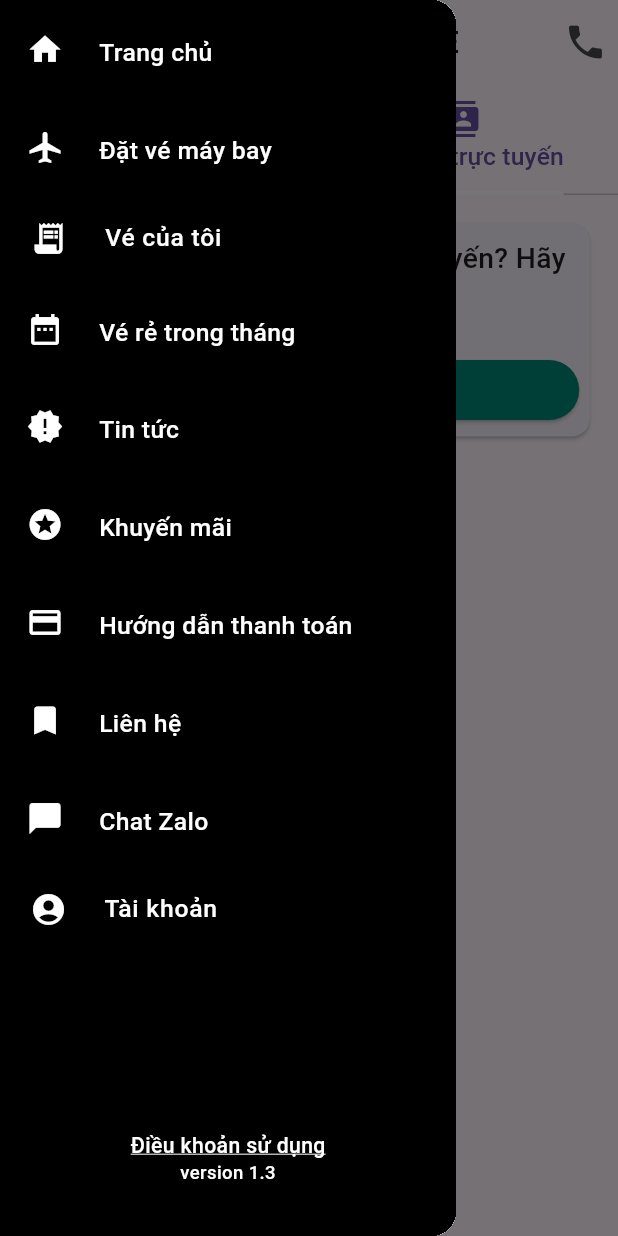
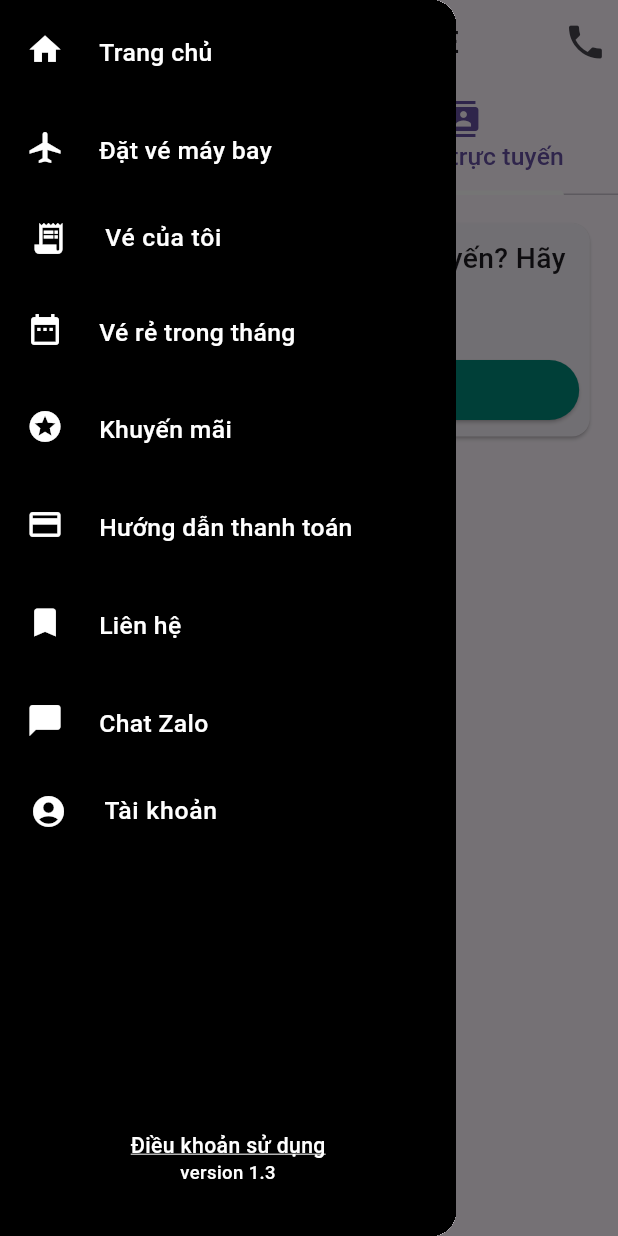
Before and after one commit to yenle254/sanvemaybay_app, a Flutter app: the ContactPageSupport screen opened directly, tab 2 chosen, with the side drawer open, on a phone screen of 412 x 824 dp. Run offline on Flutter 3.47's test engine with Material 3 defaults, Android fonts, the light colour scheme and no system bars; our stand-ins replace cloud_firestore, connectivity_plus, firebase_auth, firebase_core, google_sign_in, qr_flutter and 2 more; accounts and stored records are empty.

Commit message:
xoá trang tin tức và chỉnh lại phần "Liên hệ trực tuyến"

```diff
--- a/lib/module/custom_drawer.dart
+++ b/lib/module/custom_drawer.dart
@@ -88,15 +88,6 @@ class _CustomDrawerSupportState extends State<CustomDrawerSupport> {
                     ),
                     "sale_ticket_in_month"),
 
-                //Tin tuc
-                new ItemInDrawer(
-                    "Tin tức",
-                    new Icon(
-                      Icons.new_releases,
-                      size: MediaQuery.of(context).size.width * 0.06,
-                      color: Colors.white,
-                    ),
-                    "announce"),
 
                 //Khuyến mãi
                 new ItemInDrawer(
```
Also changed, not shown: lib/page/contact_page.dart (+14 -24 lines).
